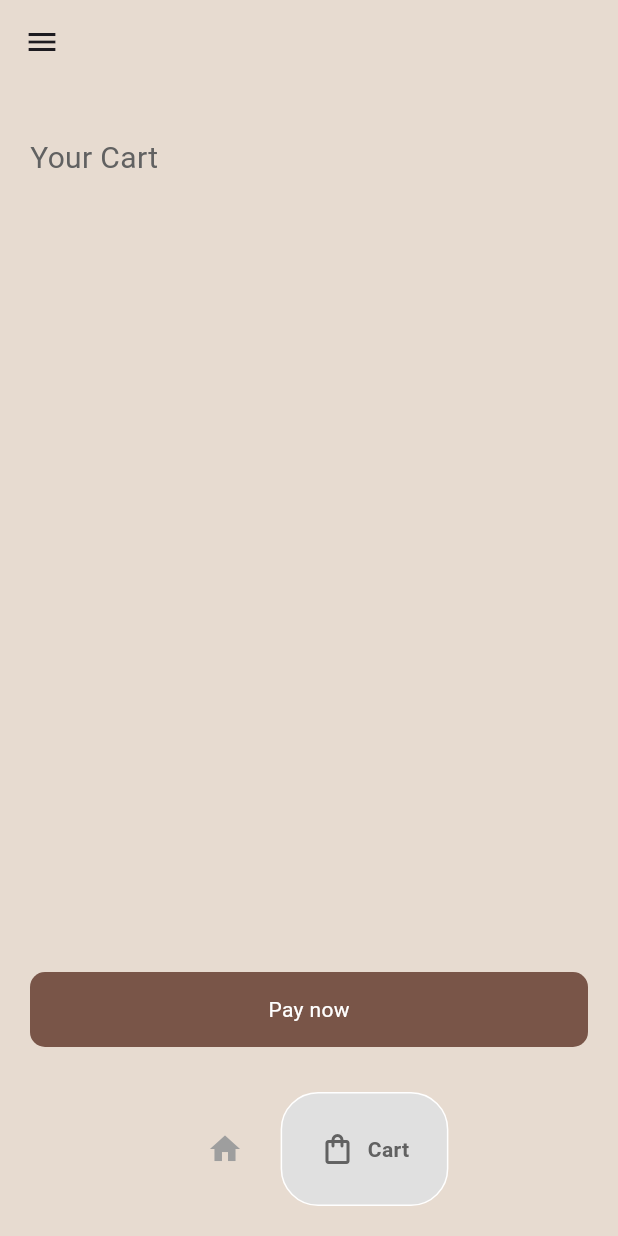
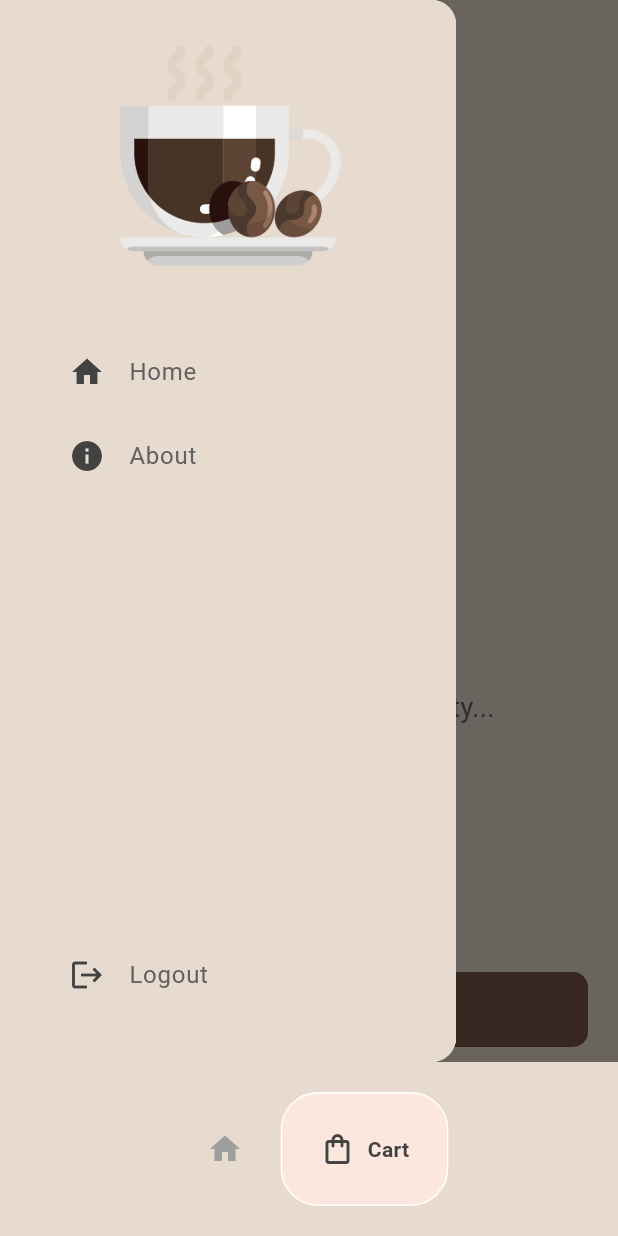
Before and after one commit to xutocode02/coffeeshop_app, a Flutter app: the Homepage screen opened by its route, item 2 of the bottom bar chosen, with the side drawer open (before the commit the screen has no drawer), on a phone screen of 412 x 824 dp. Run offline on Flutter 3.47's test engine with Material 3 defaults, Android fonts, the light colour scheme and no system bars; drawn by our look-alikes of google_nav_bar.

Commit message:
fix some colors, add drawer

```diff
--- a/lib/components/bottomNavBar.dart
+++ b/lib/components/bottomNavBar.dart
@@ -1,3 +1,4 @@
+import 'package:coffeeshop/const.dart';
 import 'package:flutter/material.dart';
 import 'package:google_nav_bar/google_nav_bar.dart';
 
@@ -24,8 +25,8 @@ class BottomNavbar extends StatelessWidget {
         tabBorderRadius: 25,
         gap: 8,
         color: Colors.grey[500],
-        activeColor: Colors.grey[700],
-        tabBackgroundColor: Colors.grey.shade300,
+        activeColor: Colors.grey[800],
+        tabBackgroundColor: backgroundTile,
         tabs: const [
           GButton(
             icon: Icons.home,
--- a/lib/components/cart_coffee_tile.dart
+++ b/lib/components/cart_coffee_tile.dart
@@ -1,3 +1,4 @@
+import 'package:coffeeshop/const.dart';
 import 'package:coffeeshop/models/coffee.dart';
 import 'package:flutter/material.dart';
 
@@ -26,7 +27,7 @@ class CartCoffeeTile extends StatelessWidget {
       ),
       decoration: BoxDecoration(
         borderRadius: BorderRadius.circular(15),
-        color: Colors.white,
+        color: backgroundTile,
       ),
       child: ListTile(
         leading: Image.asset(eachCoffee.imagePath),
--- a/lib/components/coffee_tile.dart
+++ b/lib/components/coffee_tile.dart
@@ -1,3 +1,4 @@
+import 'package:coffeeshop/const.dart';
 import 'package:coffeeshop/models/coffee.dart';
 import 'package:flutter/material.dart';
 
@@ -26,7 +27,8 @@ class CoffeeTile extends StatelessWidget {
         ),
         decoration: BoxDecoration(
           borderRadius: BorderRadius.circular(15),
-          color: Colors.white,
+          // color: Colors.white,
+          color: backgroundTile,
         ),
         child: ListTile(
           leading: Image.asset(eachCoffee.imagePath),
--- /dev/null
+++ b/lib/components/drawer.dart
@@ -0,0 +1,72 @@
+import 'package:coffeeshop/components/drawer_tile.dart';
+import 'package:coffeeshop/const.dart';
+import 'package:flutter/material.dart';
+
+class MyDrawer extends StatelessWidget {
+  const MyDrawer({super.key});
+
+  @override
+  Widget build(BuildContext context) {
+    return Drawer(
+      child: Container(
+        padding: const EdgeInsets.all(30),
+        // height: MediaQuery.of(context).size.height,
+        decoration: BoxDecoration(
+          color: backgroundColor,
+        ),
+        child: Column(
+          mainAxisAlignment: MainAxisAlignment.spaceBetween,
+          children: [
+            Expanded(
+              child: ListView(
+                physics: const NeverScrollableScrollPhysics(),
+                children: [
+                  Container(
+                    child: Center(
+                      child: Container(
+                        height: 150,
+                        decoration: const BoxDecoration(
+                          image: DecorationImage(
+                            image: AssetImage("assets/icons/expresso.png"),
+                          ),
+                        ),
+                      ),
+                    ),
+                  ),
+                  const SizedBox(height: 40),
+                  DrawerTile(
+                    icon: Icon(Icons.home, color: Colors.grey[800]),
+                    title: "Home",
+                    func: () {
+                      Navigator.pushReplacementNamed(context, "/home");
+                    },
+                  ),
+                  DrawerTile(
+                    icon: Icon(Icons.info, color: Colors.grey[800]),
+                    title: "About",
+                    func: () {
+                      print("No About Page yet");
+                      Navigator.pushReplacementNamed(context, "/home");
+                    },
+                  ),
+                ],
+              ),
+            ),
+            SizedBox(
+              child: DrawerTile(
+                icon: Icon(
+                  Icons.logout,
+                  color: Colors.grey[800],
+                ),
+                title: "Logout",
+                func: () {
+                  Navigator.pushReplacementNamed(context, "/start");
+                },
+              ),
+            ),
+          ],
+        ),
+      ),
+    );
+  }
+}
--- /dev/null
+++ b/lib/components/drawer_tile.dart
@@ -0,0 +1,28 @@
+import 'package:flutter/material.dart';
+
+class DrawerTile extends StatelessWidget {
+  DrawerTile({
+    super.key,
+    required this.icon,
+    required this.title,
+    required this.func,
+  });
+
+  Icon icon;
+  String title;
+  void Function() func;
+
+  @override
+  Widget build(BuildContext context) {
+    return ListTile(
+      onTap: func,
+      leading: icon,
+      title: Text(
+        title,
+        style: TextStyle(
+          color: Colors.grey[700],
+        ),
+      ),
+    );
+  }
+}
--- a/lib/components/standard_app_bar.dart
+++ b/lib/components/standard_app_bar.dart
@@ -8,7 +8,7 @@ class StandardAppBar extends StatelessWidget implements PreferredSizeWidget {
   Widget build(BuildContext context) {
     return AppBar(
       backgroundColor: backgroundColor,
-      leading: const Icon(Icons.menu),
+      // leading: const Icon(Icons.menu),
     );
   }
 
--- a/lib/const.dart
+++ b/lib/const.dart
@@ -2,3 +2,4 @@ import 'package:flutter/material.dart';
 
 // var backgroundColor = Colors.grey[300];
 var backgroundColor = const Color.fromARGB(255, 231, 219, 208);
+var backgroundTile = const Color.fromARGB(255, 252, 231, 222);
--- a/lib/pages/cart_page.dart
+++ b/lib/pages/cart_page.dart
@@ -1,4 +1,5 @@
 import 'package:coffeeshop/components/cart_coffee_tile.dart';
+import 'package:coffeeshop/components/drawer.dart';
 import 'package:coffeeshop/components/standard_app_bar.dart';
 import 'package:coffeeshop/components/standard_button.dart';
 import 'package:coffeeshop/const.dart';
@@ -22,10 +23,65 @@ class CartPage extends StatelessWidget {
       }
     }
 
+    var cart = Provider.of<CoffeeShop>(context, listen: false).userCart;
+    if (cart.isEmpty) {
+      return Scaffold(
+        backgroundColor: backgroundColor,
+        appBar: const StandardAppBar(),
+        drawer: const MyDrawer(),
+        body: Padding(
+          padding: const EdgeInsets.only(
+            left: 20,
+            right: 20,
+            top: 35,
+            bottom: 10,
+          ),
+          child: Column(
+            crossAxisAlignment: CrossAxisAlignment.center,
+            children: [
+              const SizedBox(height: 20),
+              const Expanded(
+                  child: SizedBox(
+                width: double.infinity,
+              )),
+              const SizedBox(height: 20),
+              Container(
+                height: 150,
+                decoration: const BoxDecoration(
+                  image: DecorationImage(
+                      image: AssetImage("assets/icons/expresso.png")),
+                ),
+              ),
+              const SizedBox(height: 15),
+              Text(
+                "Oops, your cart is still empty...",
+                style: TextStyle(
+                  color: Colors.grey[700],
+                  fontSize: 18,
+                ),
+              ),
+              const Expanded(
+                child: SizedBox(
+                  width: double.infinity,
+                ),
+              ),
+              StandardButton(
+                text: "Pay now",
+                func: () {
+                  print("not implemented");
+                },
+              ),
+            ],
+          ),
+        ),
+      );
+    }
+
     return Consumer<CoffeeShop>(
         builder: (context, value, child) => Scaffold(
               backgroundColor: backgroundColor,
               appBar: const StandardAppBar(),
+              drawer: const MyDrawer(),
               body: Padding(
                   padding: const EdgeInsets.only(
                     left: 20,
--- a/lib/pages/shop_page.dart
+++ b/lib/pages/shop_page.dart
@@ -1,4 +1,5 @@
 import 'package:coffeeshop/components/coffee_tile.dart';
+import 'package:coffeeshop/components/drawer.dart';
 import 'package:coffeeshop/components/standard_app_bar.dart';
 import 'package:coffeeshop/const.dart';
 import 'package:coffeeshop/models/coffee.dart';
@@ -27,6 +28,7 @@ class ShopPage extends StatelessWidget {
         builder: (context, value, child) => Scaffold(
               backgroundColor: backgroundColor,
               appBar: const StandardAppBar(),
+              drawer: const MyDrawer(),
               body: Padding(
                 padding: const EdgeInsets.only(
                   left: 20,
```
